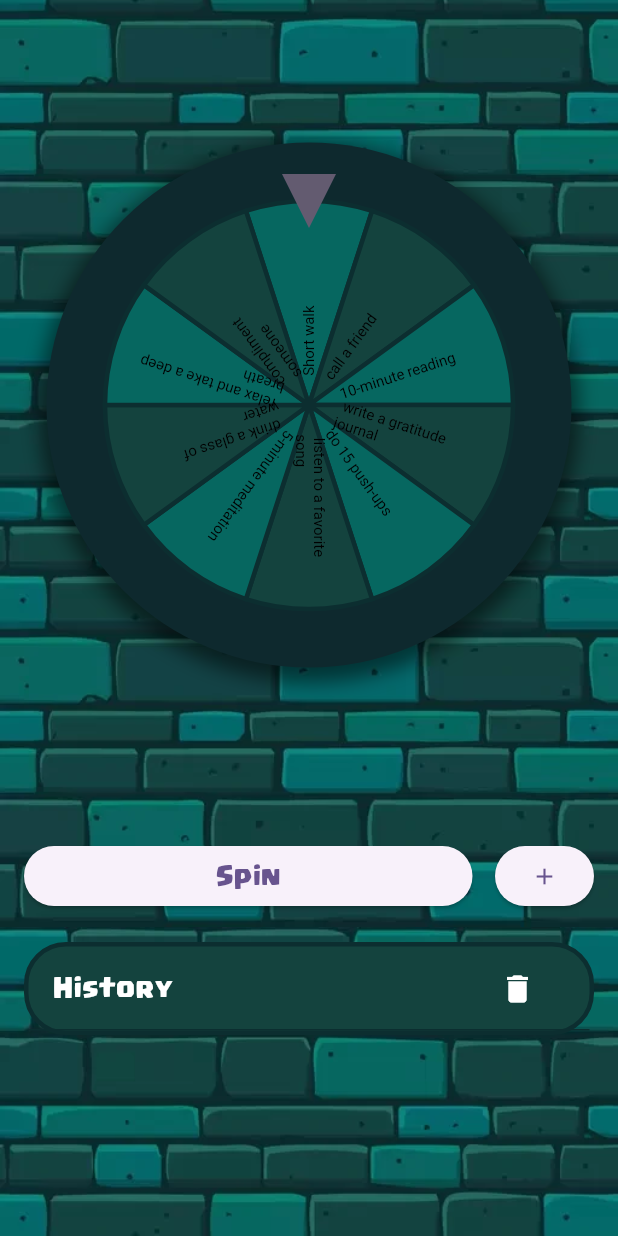
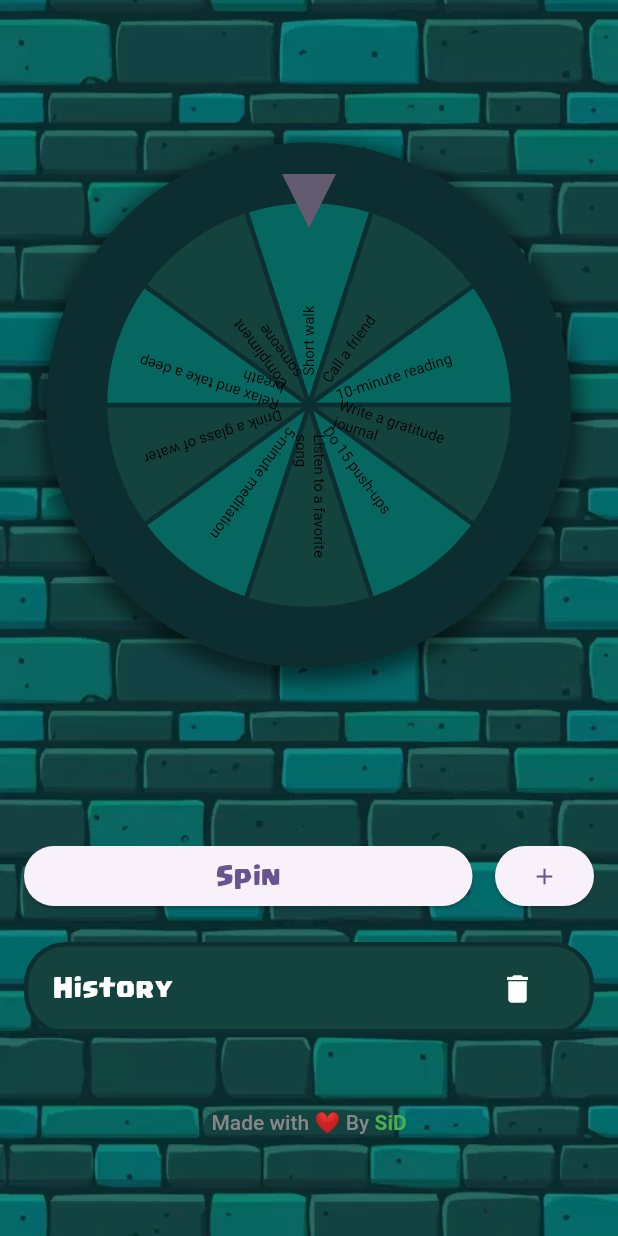
Before and after one commit to siddastic/code_frame, a Flutter app: the GameScreen screen opened by its route, after a tap on "Spin", on a phone screen of 412 x 824 dp. Run offline on Flutter 3.47's test engine with Material 3 defaults, Android fonts, the phone set to English and light mode, and no system bars; drawn by our look-alikes of flutter_fortune_wheel; our stand-ins replace shimmer; missing offline and left inert: soundpool.

Commit message:
split code + setup provider

```diff
--- a/lib/constants/colors.dart
+++ b/lib/constants/colors.dart
@@ -1,8 +1,14 @@
 import 'package:flutter/material.dart';
 
 class ConstantColors {
+  // text colors
   static const Color lighterGrayText = Color(0xFF888888);
   static const Color lightGrayText = Color(0xFF666666);
   static const Color midGrayText = Color(0xFF646464);
   static const Color darkGrayText = Color(0xFFA3A3A3);
+
+  // theme colors
+  static const Color tileLight = Color(0xff066760);
+  static const Color tileDark = Color(0xff14433e);
+  static const Color tileDarkest = Color(0xff0c2e30);
 }
--- /dev/null
+++ b/lib/constants/seed_actions.dart
@@ -0,0 +1,12 @@
+const SEED_ACTIONS = [
+  "Short walk",
+  "Call a friend",
+  "10-minute reading",
+  "Write a gratitude journal",
+  "Do 15 push-ups",
+  "Listen to a favorite song",
+  "5-minute meditation",
+  "Drink a glass of water",
+  "Relax and take a deep breath",
+  "Compliment someone",
+];
--- /dev/null
+++ b/lib/constants/sources.dart
@@ -0,0 +1,4 @@
+class Sources {
+  static const String spinMusic = "assets/sfx/spin.mp3";
+  static const String winMusic = "assets/sfx/win.mp3";
+}
--- /dev/null
+++ b/lib/providers/action_provider.dart
@@ -0,0 +1,18 @@
+import 'package:code_frame/constants/seed_actions.dart';
+import 'package:flutter/material.dart' show ChangeNotifier;
+
+class ActionsProvider extends ChangeNotifier {
+  final List<String> _actions = [...SEED_ACTIONS];
+
+  List<String> get actions => _actions;
+
+  void addAction(String action) {
+    _actions.add(action);
+    notifyListeners();
+  }
+
+  void removeActionAtIndex(int index) {
+    _actions.removeAt(index);
+    notifyListeners();
+  }
+}
--- /dev/null
+++ b/lib/providers/history_provider.dart
@@ -0,0 +1,17 @@
+import 'package:flutter/material.dart' show ChangeNotifier;
+
+class HistoryProvider extends ChangeNotifier {
+  final List<String> _historyActions = [];
+
+  List<String> get actions => _historyActions;
+
+  void addAction(String action) {
+    _historyActions.add(action);
+    notifyListeners();
+  }
+
+  void clearHistory() {
+    _historyActions.clear();
+    notifyListeners();
+  }
+}
--- a/lib/screens/game_screen.dart
+++ b/lib/screens/game_screen.dart
@@ -4,12 +4,19 @@ import 'dart:async';
 import 'dart:math';
 
 import 'package:code_frame/constants/colors.dart';
+import 'package:code_frame/constants/sources.dart';
+import 'package:code_frame/providers/action_provider.dart';
+import 'package:code_frame/providers/history_provider.dart';
 import 'package:code_frame/widgets/background.dart';
+import 'package:code_frame/widgets/edit_action.dart';
+import 'package:code_frame/widgets/history_list.dart';
 import 'package:code_frame/widgets/space.dart';
+import 'package:code_frame/widgets/touchable_opacity.dart';
 import 'package:code_frame/widgets/win_dialog.dart';
 import 'package:flutter/material.dart';
 import 'package:flutter/services.dart';
 import 'package:flutter_fortune_wheel/flutter_fortune_wheel.dart';
+import 'package:provider/provider.dart';
 import 'package:soundpool/soundpool.dart';
 
 class GameScreen extends StatefulWidget {
@@ -22,10 +29,6 @@ class GameScreen extends StatefulWidget {
 
 class _GameScreenState extends State<GameScreen> {
   TextEditingController addActionController = TextEditingController();
-  List<String> items =
-      "Short walk, call a friend, 10-minute reading, write a gratitude journal, do 15 push-ups, listen to a favorite song, 5-minute meditation, drink a glass of water, relax and take a deep breath, compliment someone"
-          .split(',');
-  List<String> history = [];
   StreamController<int> selected = StreamController<int>();
 
   Soundpool pool = Soundpool.fromOptions(
@@ -40,19 +43,18 @@ class _GameScreenState extends State<GameScreen> {
   @override
   void initState() {
     super.initState();
+    loadSFX();
+  }
 
-    (() async {
-      _spinSoundId = await rootBundle
-          .load("assets/sfx/spin.mp3")
-          .then((ByteData soundData) {
+  void loadSFX() async {
+    _spinSoundId =
+        await rootBundle.load(Sources.spinMusic).then((ByteData soundData) {
       return pool.load(soundData);
     });
-      _winSoundId = await rootBundle
-          .load("assets/sfx/win.mp3")
-          .then((ByteData soundData) {
+    _winSoundId =
+        await rootBundle.load(Sources.winMusic).then((ByteData soundData) {
       return pool.load(soundData);
     });
-    }());
   }
 
   void showAddActionPromptDialog() {
@@ -63,6 +65,7 @@ class _GameScreenState extends State<GameScreen> {
           title: const Text("Add Action"),
           content: TextField(
             controller: addActionController,
+            autofocus: true,
             decoration: const InputDecoration(
               hintText: "Enter action",
             ),
@@ -79,7 +82,8 @@ class _GameScreenState extends State<GameScreen> {
                 Navigator.of(context).pop();
                 if (addActionController.text.isNotEmpty) {
                   setState(() {
-                    items.add(addActionController.text);
+                    Provider.of<ActionsProvider>(context, listen: false)
+                        .addAction(addActionController.text);
                   });
                   addActionController.clear();
                 }
@@ -94,6 +98,8 @@ class _GameScreenState extends State<GameScreen> {
 
   @override
   Widget build(BuildContext context) {
+    var actionsProvider = Provider.of<ActionsProvider>(context);
+    var historyProvider = Provider.of<HistoryProvider>(context, listen: false);
     return Scaffold(
       body: Background(
         child: ListView(
@@ -103,7 +109,7 @@ class _GameScreenState extends State<GameScreen> {
               padding: const EdgeInsets.all(5),
               margin: const EdgeInsets.all(15),
               decoration: BoxDecoration(
-                color: const Color(0xff0e292e),
+                color: ConstantColors.tileDarkest,
                 shape: BoxShape.circle,
                 boxShadow: [
                   BoxShadow(
@@ -135,51 +141,23 @@ class _GameScreenState extends State<GameScreen> {
                   animateFirst: false,
                   selected: selected.stream,
                   items: [
-                    for (var i = 0; i < items.length; i++)
+                    for (var i = 0; i < actionsProvider.actions.length; i++)
                       FortuneItem(
                         onTap: () {
                           showModalBottomSheet(
                             context: context,
                             builder: (ctx) {
-                              return Container(
-                                decoration: const BoxDecoration(
-                                  color: Color(0xff14433e),
-                                  borderRadius: BorderRadius.only(
-                                    topLeft: Radius.circular(28),
-                                    topRight: Radius.circular(28),
-                                  ),
-                                ),
-                                child: Column(
-                                  mainAxisSize: MainAxisSize.min,
-                                  children: [
-                                    ListTile(
-                                      title: const Text(
-                                        "Edit Action :",
-                                        style: TextStyle(color: Colors.white),
-                                      ),
-                                      subtitle: Text(
-                                        items[i],
-                                        style: const TextStyle(
-                                          color: ConstantColors.midGrayText,
-                                        ),
-                                      ),
-                                    ),
-                                    const Divider(
-                                      height: 0,
-                                      color: Color(0xff0c2e30),
-                                    ),
-                                    ListTile(
-                                      onTap: () {
+                              return EditAction(
+                                onRemove: () {
                                   Navigator.of(context).pop();
-                                        if (items.length > 2) {
+                                  if (actionsProvider.actions.length > 2) {
                                     setState(() {
-                                            items.removeAt(i);
+                                      actionsProvider.removeActionAtIndex(i);
                                     });
                                   } else {
                                     ScaffoldMessenger.of(context)
                                         .hideCurrentSnackBar();
-                                          ScaffoldMessenger.of(context)
-                                              .showSnackBar(
+                                    ScaffoldMessenger.of(context).showSnackBar(
                                       const SnackBar(
                                         content: Text(
                                             "Atleast 2 items are required!"),
@@ -187,35 +165,23 @@ class _GameScreenState extends State<GameScreen> {
                                     );
                                   }
                                 },
-                                      leading: const Icon(
-                                        Icons.close,
-                                        color: Colors.red,
-                                      ),
-                                      title: const Text(
-                                        "Remove",
-                                        style: TextStyle(color: Colors.white),
-                                      ),
-                                    ),
-                                  ],
-                                ),
+                                actionName: actionsProvider.actions[i],
                               );
                             },
                           );
                         },
                         style: FortuneItemStyle(
                           color: i % 2 == 0
-                              ? const Color(0xff066760)
-                              : const Color(0xff14433e),
-                          borderColor: const Color(0xff0c2e30),
+                              ? ConstantColors.tileLight
+                              : ConstantColors.tileDark,
+                          borderColor: ConstantColors.tileDarkest,
                           borderWidth: 3,
                           textStyle: const TextStyle(
                             fontSize: 10,
                             color: Colors.black,
                           ),
                         ),
-                        child: Text(
-                          items[i],
-                        ),
+                        child: Text(actionsProvider.actions[i]),
                       ),
                   ],
                 ),
@@ -227,21 +193,23 @@ class _GameScreenState extends State<GameScreen> {
                 Expanded(
                   child: ElevatedButton(
                     onPressed: () async {
-                      currentWheelIndex = Random().nextInt(items.length);
+                      currentWheelIndex =
+                          Random().nextInt(actionsProvider.actions.length);
                       selected.add(currentWheelIndex);
-                      history.add(items[currentWheelIndex]);
                       await Future.delayed(const Duration(seconds: 5));
-                      showDialog(
+                      await showDialog(
                         context: context,
                         useSafeArea: false,
                         builder: (ctx) {
                           return WinDialog(
                             endAnimColor: Colors.amber,
-                            message: "${items[currentWheelIndex]}!",
+                            message:
+                                "${actionsProvider.actions[currentWheelIndex]}!",
                           );
                         },
                       );
-                      setState(() {});
+                      historyProvider.addAction(
+                          actionsProvider.actions[currentWheelIndex]);
                     },
                     child: const Text("Spin"),
                   ),
@@ -249,72 +217,17 @@ class _GameScreenState extends State<GameScreen> {
                 Space.horizontal,
                 ElevatedButton(
                   onPressed: showAddActionPromptDialog,
-                    child: Icon(
+                  child: const Icon(
                     Icons.add,
-                    )),
-              ],
-            ),
-            const Space(20),
-            Container(
-              decoration: BoxDecoration(
-                color: const Color(0xff14433e),
-                borderRadius: BorderRadius.circular(28),
-                border: Border.all(
-                  color: const Color(0xff0c2e30),
-                  width: 3,
-                ),
-              ),
-              child: Column(
-                children: [
-                  ListTile(
-                    title: const Text(
-                      "History",
-                      style: TextStyle(
-                        fontSize: 14,
-                        color: Colors.white,
-                      ),
-                    ),
-                    trailing: IconButton(
-                      onPressed: () {
-                        history.clear();
-                        setState(() {});
-                      },
-                      icon: const Icon(
-                        Icons.delete,
-                        color: Colors.white,
-                      ),
-                    ),
-                  ),
-                  const Divider(
-                    height: 0,
-                    color: Color(0xff0c2e30),
-                  ),
-                  for (var i = 0; i < history.length; i++)
-                    Container(
-                      margin: const EdgeInsets.symmetric(
-                          horizontal: 4, vertical: 2),
-                      decoration: BoxDecoration(
-                        color: const Color(0xff0c2e30),
-                        borderRadius: i == history.length - 1
-                            ? const BorderRadius.only(
-                                bottomLeft: Radius.circular(28),
-                                bottomRight: Radius.circular(28))
-                            : null,
-                      ),
-                      child: ListTile(
-                        title: Text(
-                          history[i],
-                          style: const TextStyle(
-                            fontSize: 16,
-                            color: Colors.white,
-                          ),
-                        ),
                   ),
                 ),
               ],
             ),
-            ),
+            const Space(20),
+            const HistoryList(),
             const Space(50),
+            const MadeWithLove(),
+            const Space(20),
           ],
         ),
       ),
@@ -328,3 +241,33 @@ class _GameScreenState extends State<GameScreen> {
     super.dispose();
   }
 }
+
+class MadeWithLove extends StatelessWidget {
+  const MadeWithLove({Key? key}) : super(key: key);
+
+  @override
+  Widget build(BuildContext context) {
+    return SizedBox(
+      width: double.infinity,
+      child: RichText(
+        textAlign: TextAlign.center,
+        text: const TextSpan(
+          text: 'Made with ❤ By ',
+          style: TextStyle(
+            color: ConstantColors.lighterGrayText,
+            fontWeight: FontWeight.w500,
+          ),
+          children: <TextSpan>[
+            TextSpan(
+              text: 'SiD',
+              style: TextStyle(
+                fontWeight: FontWeight.bold,
+                color: Colors.green,
+              ),
+            ),
+          ],
+        ),
+      ),
+    );
+  }
+}
--- /dev/null
+++ b/lib/widgets/history_list.dart
@@ -0,0 +1,70 @@
+import 'package:code_frame/constants/colors.dart';
+import 'package:code_frame/providers/history_provider.dart';
+import 'package:flutter/material.dart';
+import 'package:provider/provider.dart';
+
+class HistoryList extends StatelessWidget {
+  const HistoryList({super.key});
+
+  @override
+  Widget build(BuildContext context) {
+    var historyProvider = Provider.of<HistoryProvider>(context);
+    return Container(
+      decoration: BoxDecoration(
+        color: ConstantColors.tileDark,
+        borderRadius: BorderRadius.circular(28),
+        border: Border.all(
+          color: ConstantColors.tileDarkest,
+          width: 3,
+        ),
+      ),
+      child: Column(
+        children: [
+          ListTile(
+            title: const Text(
+              "History",
+              style: TextStyle(
+                fontSize: 14,
+                color: Colors.white,
+              ),
+            ),
+            trailing: IconButton(
+              onPressed: () {
+                historyProvider.clearHistory();
+              },
+              icon: const Icon(
+                Icons.delete,
+                color: Colors.white,
+              ),
+            ),
+          ),
+          const Divider(
+            height: 0,
+            color: ConstantColors.tileDarkest,
+          ),
+          for (var i = 0; i < historyProvider.actions.length; i++)
+            Container(
+              margin: const EdgeInsets.symmetric(horizontal: 4, vertical: 2),
+              decoration: BoxDecoration(
+                color: ConstantColors.tileDarkest,
+                borderRadius: i == historyProvider.actions.length - 1
+                    ? const BorderRadius.only(
+                        bottomLeft: Radius.circular(28),
+                        bottomRight: Radius.circular(28))
+                    : null,
+              ),
+              child: ListTile(
+                title: Text(
+                  historyProvider.actions[i],
+                  style: const TextStyle(
+                    fontSize: 16,
+                    color: Colors.white,
+                  ),
+                ),
+              ),
+            ),
+        ],
+      ),
+    );
+  }
+}
--- a/pubspec.yaml
+++ b/pubspec.yaml
@@ -40,6 +40,7 @@ dependencies:
   flutter_fortune_wheel: ^1.3.0
   soundpool: ^2.4.1
   shimmer: ^3.0.0
+  provider: ^6.1.1
 
 dev_dependencies:
   flutter_test:
```
Also changed, not shown: lib/main.dart (+13 -2 lines), lib/widgets/edit_action.dart (added, +57 -0 lines), pubspec.lock. Lines whose indentation alone changed are shown as unchanged.
